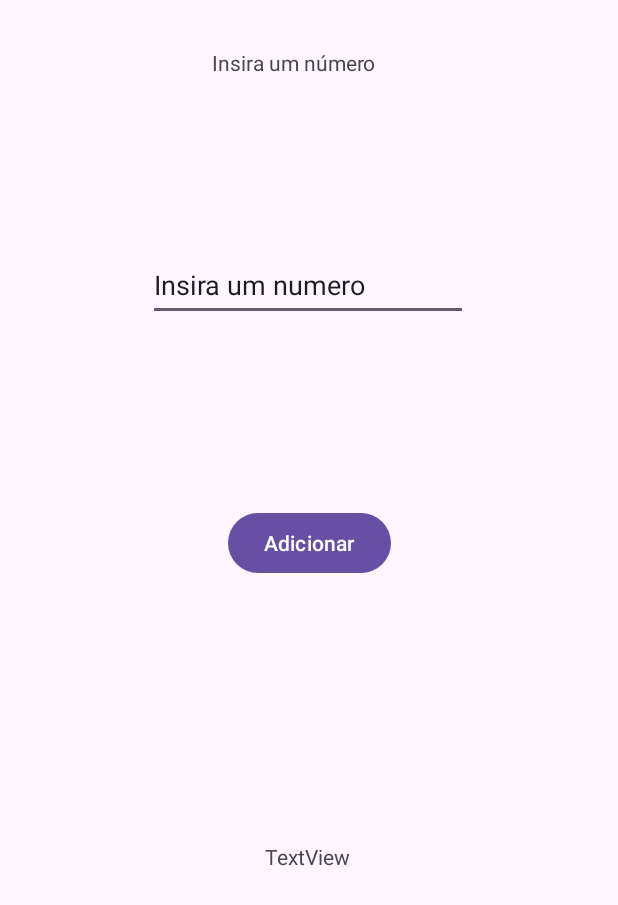
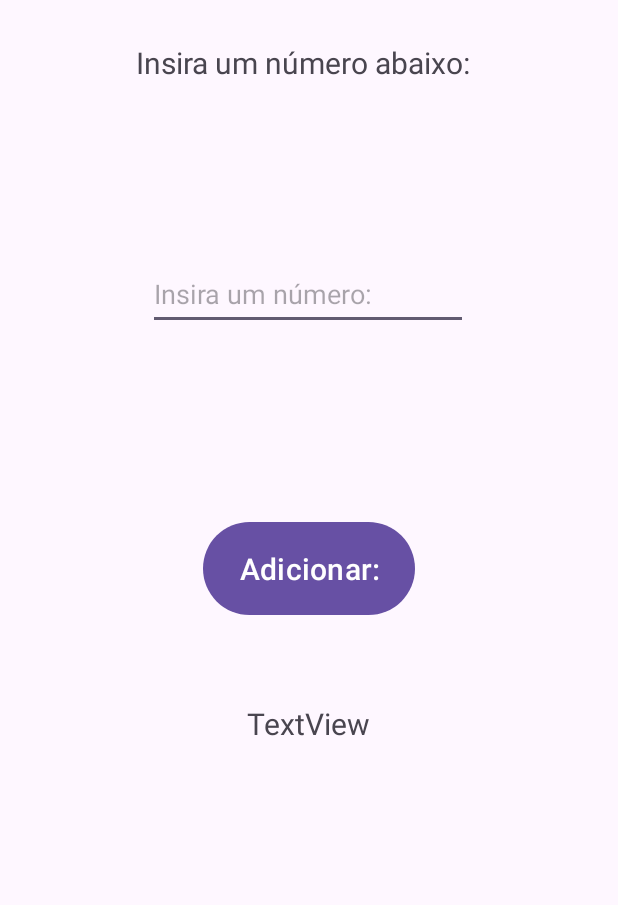
Before and after one commit to GustavoLanca/intervalo, an Android app: the screen it shows after launch (MainActivity), on a phone screen of 412 x 824 dp. Shown: the top 905 px of the screen. Run offline under Robolectric (Android 15) with nearby library versions, the phone set to English and light mode, and no system bars.

Commit message:
Primeiro Commit

```diff
--- a/app/src/main/res/layout/activity_main.xml
+++ b/app/src/main/res/layout/activity_main.xml
@@ -9,20 +9,23 @@
 
     <TextView
         android:id="@+id/lbl1"
-        android:layout_width="130dp"
-        android:layout_height="30dp"
-        android:layout_marginTop="32dp"
-        android:text="Insira um número"
+        android:layout_width="230dp"
+        android:layout_height="40dp"
+        android:layout_marginTop="28dp"
+        android:text="@string/lbl1"
+        android:textSize="20sp"
         app:layout_constraintEnd_toEndOf="parent"
+        app:layout_constraintHorizontal_bias="0.497"
         app:layout_constraintStart_toStartOf="parent"
         app:layout_constraintTop_toTopOf="parent" />
 
     <Button
         android:id="@+id/btnAdicionar"
         android:layout_width="wrap_content"
-        android:layout_height="wrap_content"
+        android:layout_height="70dp"
         android:layout_marginTop="124dp"
-        android:text="Adicionar"
+        android:text="@string/btnAdicionar"
+        android:textSize="20dp"
         app:layout_constraintEnd_toEndOf="parent"
         app:layout_constraintStart_toStartOf="parent"
         app:layout_constraintTop_toBottomOf="@+id/itNum" />
@@ -33,8 +36,8 @@
         android:layout_height="48dp"
         android:layout_marginTop="104dp"
         android:ems="10"
+        android:hint="@string/itNum"
         android:inputType="numberSigned|numberDecimal"
-        android:text="Insira um numero"
         app:layout_constraintEnd_toEndOf="parent"
         app:layout_constraintHorizontal_bias="0.497"
         app:layout_constraintStart_toStartOf="parent"
@@ -46,12 +49,13 @@
         android:layout_height="wrap_content"
         android:layout_marginTop="52dp"
         android:text="TextView"
+        android:textSize="20dp"
         app:layout_constraintBottom_toBottomOf="parent"
         app:layout_constraintEnd_toEndOf="parent"
         app:layout_constraintHorizontal_bias="0.498"
         app:layout_constraintStart_toStartOf="parent"
         app:layout_constraintTop_toBottomOf="@+id/btnAdicionar"
-        app:layout_constraintVertical_bias="0.337" />
+        app:layout_constraintVertical_bias="0.008" />
 
     <androidx.constraintlayout.widget.Guideline
         android:id="@+id/guideline"
--- a/app/src/main/res/values/strings.xml
+++ b/app/src/main/res/values/strings.xml
@@ -2,5 +2,6 @@
     <string name="app_name">intervalo</string>
     <string name="lbl1">Insira um número abaixo:</string>
     <string name="btnAdicionar">Adicionar:</string>
+    <string name="itNum">Insira um número:</string>
 
 </resources>
```
Also changed, not shown: app/src/main/java/com/example/intervalo/MainActivity.java (+10 -9 lines).
